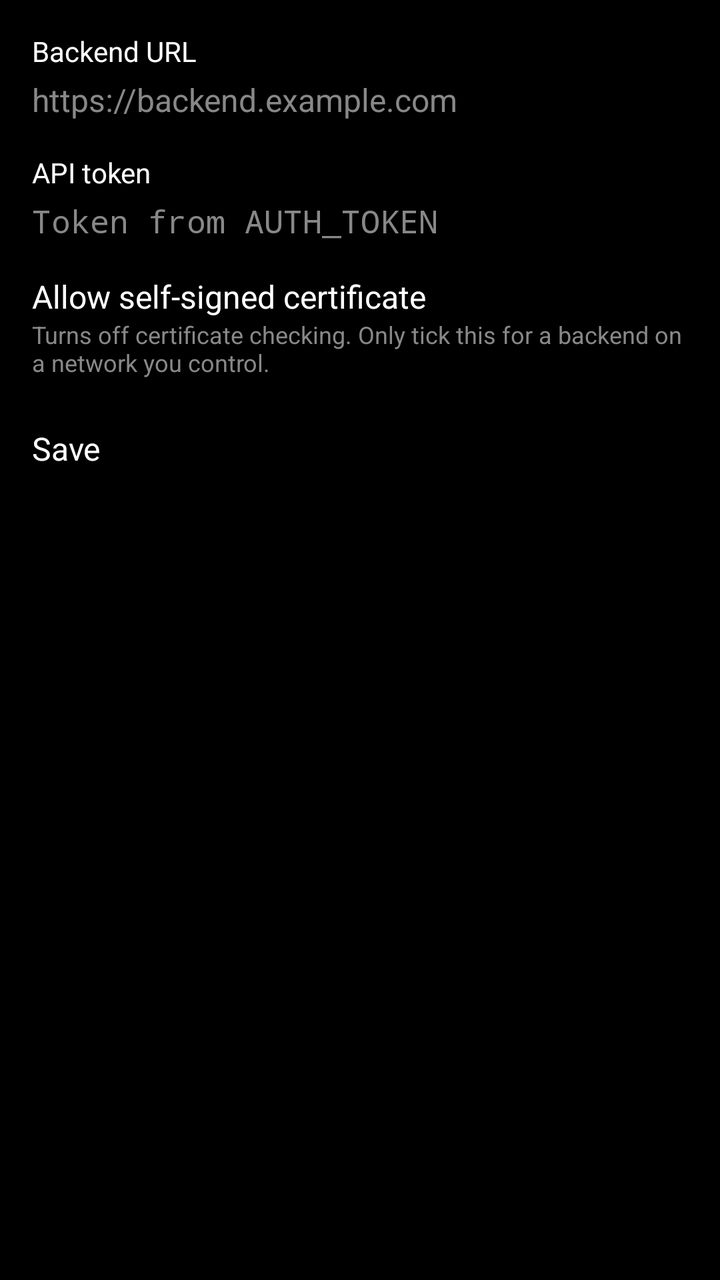
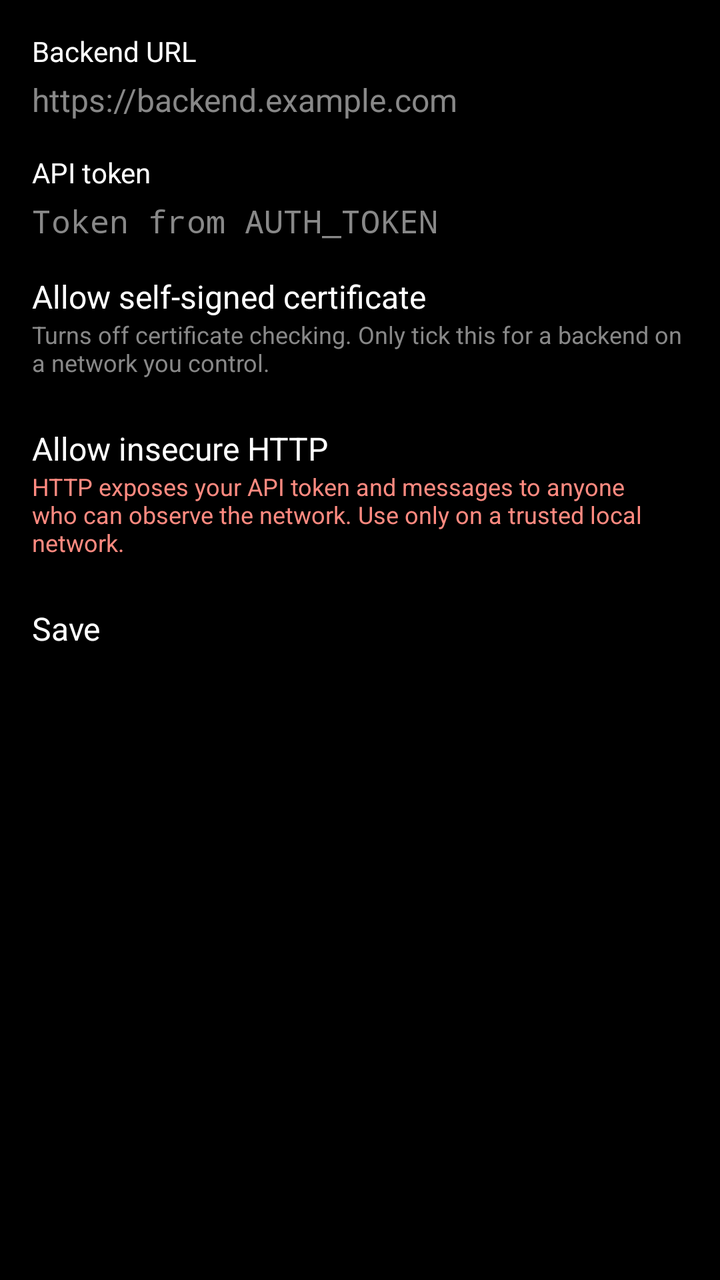

An Android layout rendered at two revisions. The XML below is the earlier revision; the diff shows what the commit changed to produce the second picture.
<!-- AndroidManifest.xml: application theme AppTheme -->
<!-- res/layout/activity_settings.xml -->
<?xml version="1.0" encoding="utf-8"?>
<LinearLayout xmlns:android="http://schemas.android.com/apk/res/android"
    android:layout_width="match_parent"
    android:layout_height="match_parent"
    android:orientation="vertical"
    android:padding="16dp"
    android:background="#000000">

    <TextView
        android:layout_width="wrap_content"
        android:layout_height="wrap_content"
        android:text="@string/label_backend_url"
        android:textColor="#ffffff"
        android:textSize="14sp"
        android:layout_marginBottom="4dp" />

    <EditText
        android:id="@+id/edit_backend_url"
        android:layout_width="match_parent"
        android:layout_height="wrap_content"
        android:hint="@string/hint_backend_url"
        android:inputType="textUri"
        android:textColor="#ffffff"
        android:textColorHint="#888888"
        android:layout_marginBottom="16dp" />

    <TextView
        android:layout_width="wrap_content"
        android:layout_height="wrap_content"
        android:text="@string/label_api_token"
        android:textColor="#ffffff"
        android:textSize="14sp"
        android:layout_marginBottom="4dp" />

    <EditText
        android:id="@+id/edit_api_token"
        android:layout_width="match_parent"
        android:layout_height="wrap_content"
        android:hint="@string/hint_api_token"
        android:inputType="textPassword"
        android:textColor="#ffffff"
        android:textColorHint="#888888"
        android:layout_marginBottom="16dp" />

    <CheckBox
        android:id="@+id/check_self_signed"
        android:layout_width="match_parent"
        android:layout_height="wrap_content"
        android:text="@string/label_self_signed"
        android:textColor="#ffffff" />

    <TextView
        android:layout_width="match_parent"
        android:layout_height="wrap_content"
        android:text="@string/warn_self_signed"
        android:textColor="#888888"
        android:textSize="12sp"
        android:layout_marginBottom="24dp" />

    <Button
        android:id="@+id/btn_save"
        android:layout_width="match_parent"
        android:layout_height="wrap_content"
        android:text="@string/save" />

</LinearLayout>
<!-- resources referenced by this layout -->
<resources>
  <string name="hint_api_token">Token from AUTH_TOKEN</string>
  <string name="hint_backend_url">https://backend.example.com</string>
  <string name="label_api_token">API token</string>
  <string name="label_backend_url">Backend URL</string>
  <string name="label_self_signed">Allow self-signed certificate</string>
  <string name="save">Save</string>
  <string name="warn_self_signed">Turns off certificate checking. Only tick this for a backend on a network you control.</string>
  <style name="AppTheme" parent="android:Theme.Holo">
          <item name="android:windowBackground">@android:color/black</item>
          <item name="android:colorBackground">@android:color/black</item>
          <item name="android:textColorPrimary">#FFFFFF</item>
          <item name="android:textColorSecondary">#AAAAAA</item>
      </style>
</resources>

<!-- the commit's change to res/layout/activity_settings.xml (unified diff, before → after) -->
@@ -57,6 +57,21 @@
         android:textSize="12sp"
         android:layout_marginBottom="24dp" />
 
+    <CheckBox
+        android:id="@+id/check_cleartext"
+        android:layout_width="match_parent"
+        android:layout_height="wrap_content"
+        android:text="@string/label_cleartext"
+        android:textColor="#ffffff" />
+
+    <TextView
+        android:layout_width="match_parent"
+        android:layout_height="wrap_content"
+        android:text="@string/warn_cleartext"
+        android:textColor="#ff8a80"
+        android:textSize="12sp"
+        android:layout_marginBottom="24dp" />
+
     <Button
         android:id="@+id/btn_save"
         android:layout_width="match_parent"
<!-- resource entries referenced after the edit -->
@@ -4,8 +4,10 @@
   <string name="hint_backend_url">https://backend.example.com</string>
   <string name="label_api_token">API token</string>
   <string name="label_backend_url">Backend URL</string>
+  <string name="label_cleartext">Allow insecure HTTP</string>
   <string name="label_self_signed">Allow self-signed certificate</string>
   <string name="save">Save</string>
+  <string name="warn_cleartext">HTTP exposes your API token and messages to anyone who can observe the network. Use only on a trusted local network.</string>
   <string name="warn_self_signed">Turns off certificate checking. Only tick this for a backend on a network you control.</string>
   <style name="AppTheme" parent="android:Theme.Holo">
           <item name="android:windowBackground">@android:color/black</item>
